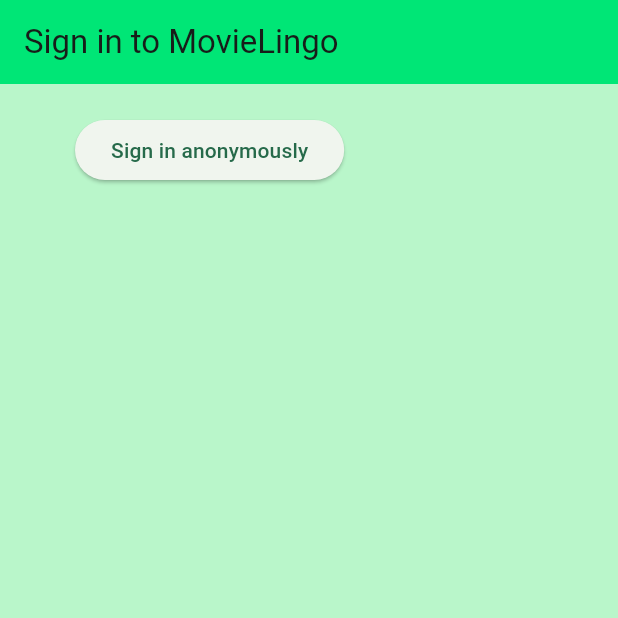
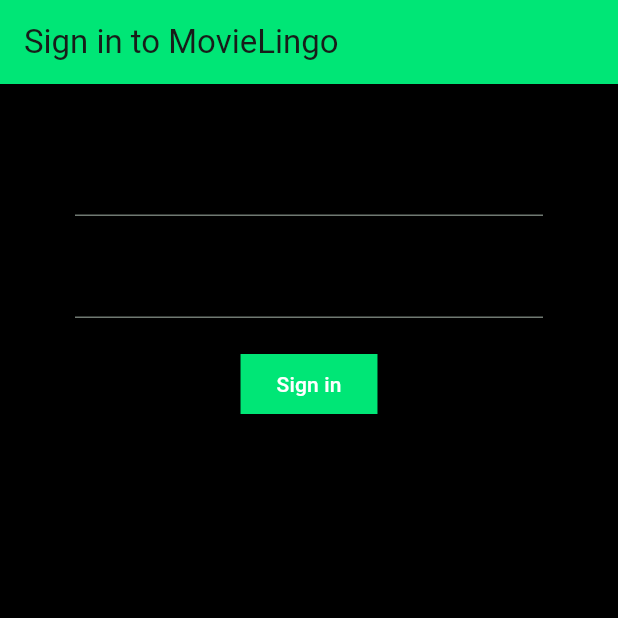
Before and after one commit to Movielingo/movielingo_app, a Flutter app: the screen it shows after launch, on a phone screen of 412 x 824 dp, the top half of it. Run offline on Flutter 3.47's test engine with Material 2 defaults, Android fonts, the phone set to English and light mode, and no system bars; our stand-ins replace cloud_firestore, firebase_auth, firebase_core; accounts and stored records are empty.

Commit message:
feat(sign_in): set up sign in form

```diff
--- a/lib/screens/authenticate/sign_in.dart
+++ b/lib/screens/authenticate/sign_in.dart
@@ -14,28 +14,48 @@
   @override
   Widget build(BuildContext context) {
     return Scaffold(
-      backgroundColor: Colors.greenAccent[100],
+      backgroundColor: Colors.black,
       appBar: AppBar(
         backgroundColor: Colors.greenAccent[400],
         elevation: 0.0,
         title: const Text('Sign in to MovieLingo'),
       ),
       body: Container(
-        padding: const EdgeInsets.symmetric(vertical: 20.0, horizontal: 50.0),
-        child: ElevatedButton(
-          child: const Text('Sign in anonymously'),
-          onPressed: () async {
-            // sign in anonymously
-            dynamic result = await _auth.signInAnon();
-            if (result == null) {
-              print('error signing in');
-            } else {
-              print('signed in');
-              print(result.uid);
-            }
-          },
-        ),
-      ),
+          padding: const EdgeInsets.symmetric(vertical: 20.0, horizontal: 50.0),
+          child: Form(
+            child: Column(children: <Widget>[
+              const SizedBox(height: 20.0),
+              TextFormField(
+                  style: const TextStyle(color: Colors.white),
+                  onChanged: (val) {
+                    // setState(() => email = val);
+                  }),
+              const SizedBox(height: 20.0),
+              TextFormField(
+                style: const TextStyle(color: Colors.white),
+                obscureText: true,
+                onChanged: (val) {
+                  // setState(() => password = val);
+                },
+              ),
+              const SizedBox(height: 20.0),
+              ElevatedButton(
+                  style: ElevatedButton.styleFrom(
+                    backgroundColor: Colors.greenAccent[400],
+                    shape: RoundedRectangleBorder(
+                      borderRadius: BorderRadius.circular(0),
+                    ),
+                  ),
+                  onPressed: () async {
+                    // print(email);
+                    // print(password);
+                  },
+                  child: const Text(
+                    'Sign in',
+                    style: TextStyle(color: Colors.white),
+                  )),
+            ]),
+          )),
     );
   }
 }
```
